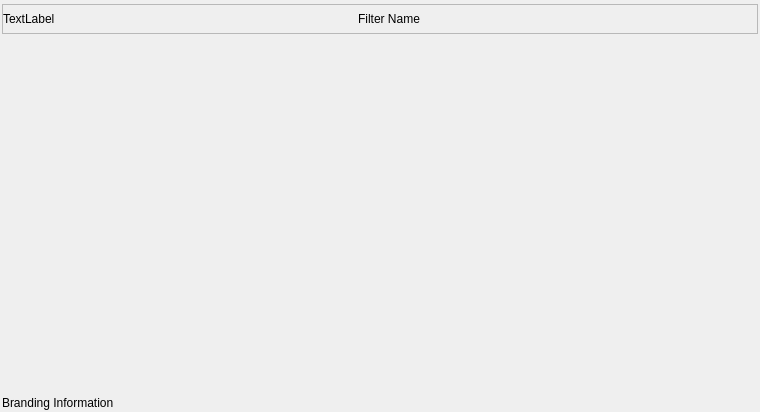
This is Source/SVWidgetsLib/Widgets/UI_Files/FilterInputWidget.ui in BlueQuartzSoftware/SIMPL as Qt 5 draws it before an edit. The edited form follows.
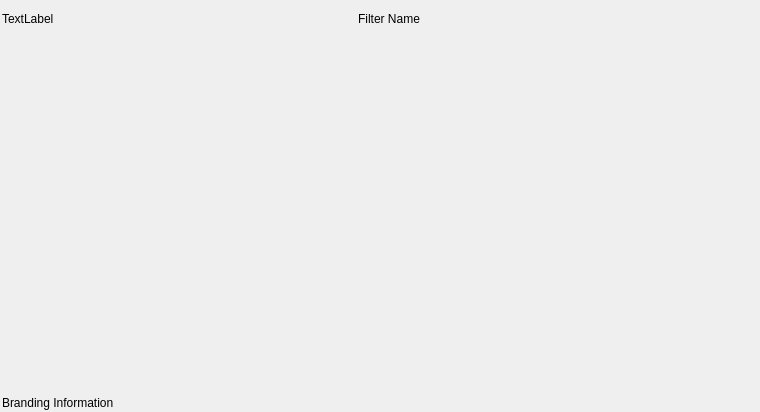
This is the edited form. Icons and pictures are not drawn. Custom widgets are drawn as their Qt base class.

Commit message: Updating Filter Group icon. Adjusting title area of FilterInputWidget

```diff
--- a/Source/SVWidgetsLib/Widgets/UI_Files/FilterInputWidget.ui
+++ b/Source/SVWidgetsLib/Widgets/UI_Files/FilterInputWidget.ui
@@ -50,6 +50,9 @@
       <property name="bottomMargin">
        <number>2</number>
       </property>
+      <property name="verticalSpacing">
+       <number>4</number>
+      </property>
       <item row="2" column="0">
        <widget class="QLabel" name="brandingLabel">
         <property name="text">
@@ -74,7 +77,7 @@
            <x>0</x>
            <y>0</y>
            <width>756</width>
-           <height>351</height>
+           <height>352</height>
           </rect>
          </property>
          <layout class="QVBoxLayout" name="scrollAreaVertSpacer">
@@ -119,10 +122,10 @@
          </size>
         </property>
         <property name="frameShape">
-         <enum>QFrame::StyledPanel</enum>
+         <enum>QFrame::NoFrame</enum>
         </property>
         <property name="frameShadow">
-         <enum>QFrame::Raised</enum>
+         <enum>QFrame::Plain</enum>
         </property>
         <layout class="QHBoxLayout" name="horizontalLayout_2">
          <property name="spacing">
```
The commit also changes 4 other files.
